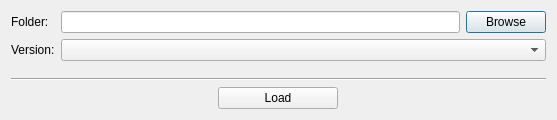
First picture: the form in WMVx/ClientChoiceDialog.ui, repository Frostshake/WMVx, before the edit.
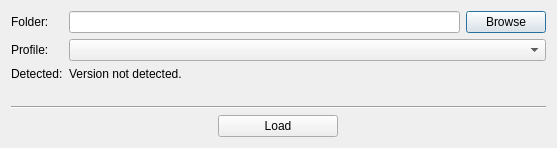
Second picture: the form after the edit.

Commit message: Handling detected client version separate from profile version.

The edit to the form file:
```diff
--- a/WMVx/ClientChoiceDialog.ui
+++ b/WMVx/ClientChoiceDialog.ui
@@ -10,7 +10,7 @@
     <x>0</x>
     <y>0</y>
     <width>557</width>
-    <height>120</height>
+    <height>148</height>
    </rect>
   </property>
   <property name="sizePolicy">
@@ -62,7 +62,7 @@
      <item row="1" column="0">
       <widget class="QLabel" name="label_2">
        <property name="text">
-        <string>Version:</string>
+        <string>Profile:</string>
        </property>
       </widget>
      </item>
@@ -76,6 +76,20 @@
        </property>
       </widget>
      </item>
+     <item row="2" column="0">
+      <widget class="QLabel" name="label_3">
+       <property name="text">
+        <string>Detected:</string>
+       </property>
+      </widget>
+     </item>
+     <item row="2" column="1">
+      <widget class="QLabel" name="labelDetectedVersion">
+       <property name="text">
+        <string>Version not detected.</string>
+       </property>
+      </widget>
+     </item>
     </layout>
    </item>
    <item>
@@ -86,7 +100,7 @@
      <property name="sizeHint" stdset="0">
       <size>
        <width>20</width>
-       <height>40</height>
+       <height>5</height>
       </size>
      </property>
     </spacer>
```
Left out of the diff: 2 changed lines with no effect on the pictures. The commit also changes 11 other files.
